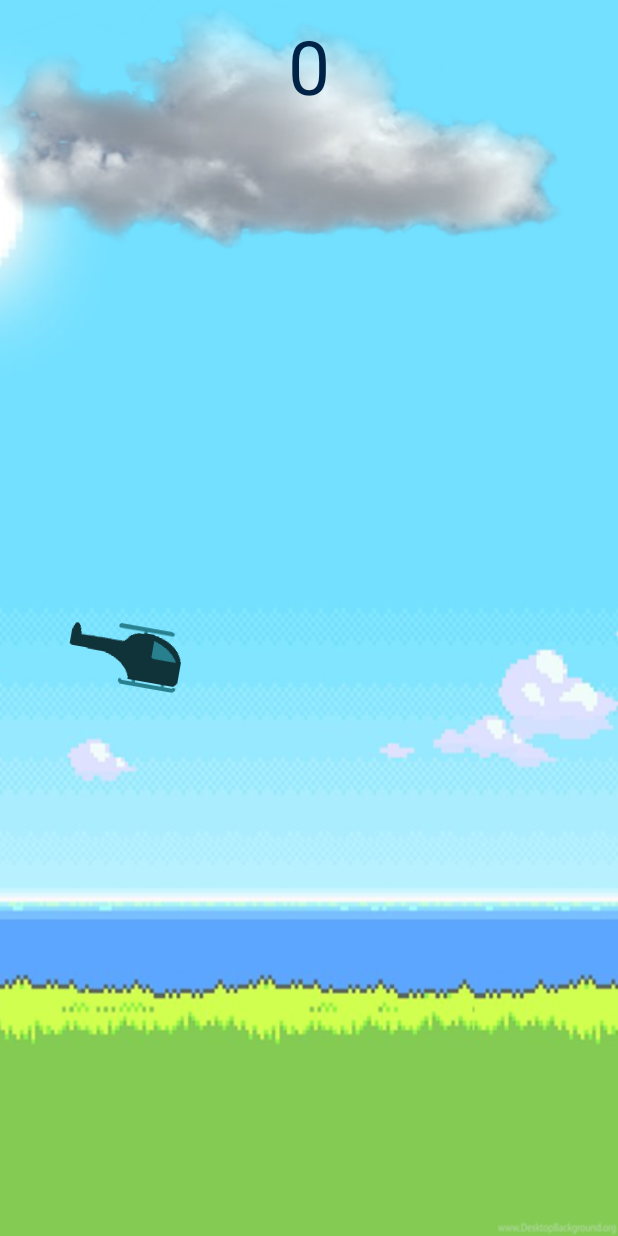
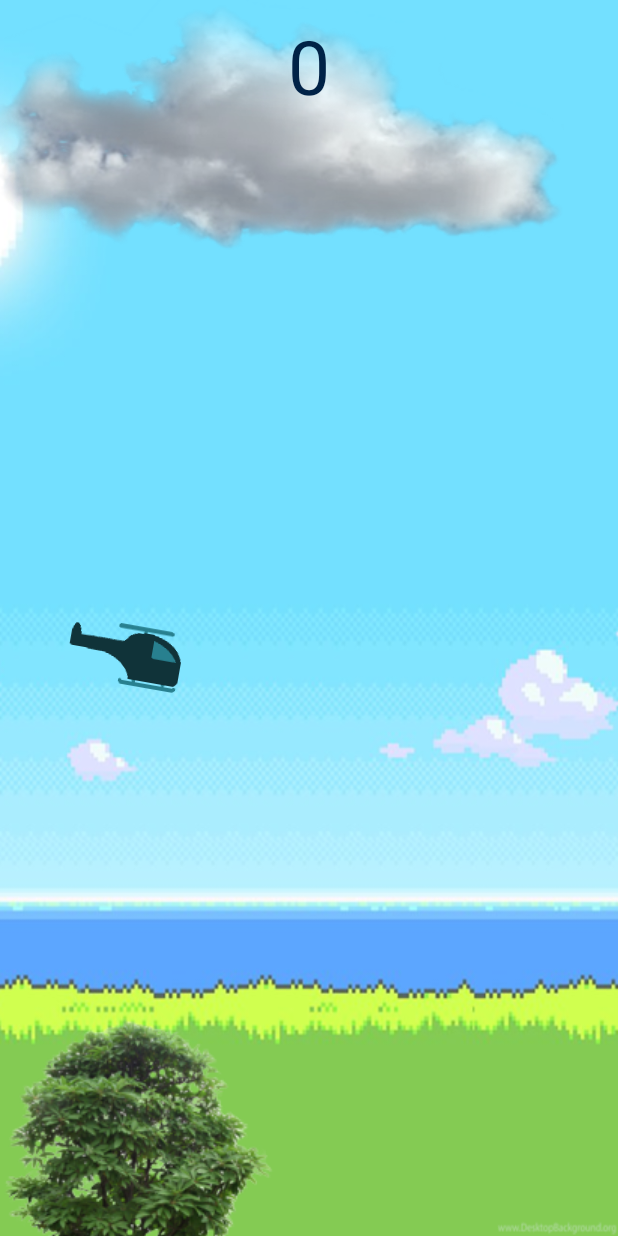
Before and after one commit to en3m3/Team08, an Android app: the screen it shows after launch (MainActivity), after a tap on "START", on a phone screen of 412 x 824 dp. Run offline under Robolectric (Android 15) with nearby library versions, the phone set to English and light mode, and no system bars.

Commit message:
changed image system

```diff
--- a/app/src/main/java/com/example/tapordie/Balloon.java
+++ b/app/src/main/java/com/example/tapordie/Balloon.java
@@ -3,13 +3,17 @@ package com.example.tapordie;
 import android.graphics.Bitmap;
 import android.graphics.Canvas;
 
+import java.util.ArrayList;
 import java.util.Random;
 
 public class Balloon extends BaseObject {
     public static int speed;
 
-    public Balloon(float x, float y, int width, int height) {
-        super(x, y, width, height);
+    public Balloon(ArrayList<Bitmap> balloonBitmap) {
+        this.width = balloonBitmap.get(0).getWidth();
+        this.height = balloonBitmap.get(0).getHeight();
+        setBm(balloonBitmap.get(0));
+        this.reset();
     }
 
     @Override
@@ -18,7 +22,7 @@ public class Balloon extends BaseObject {
             canvas.drawBitmap(this.bm, this.x, this.y, null);
             this.x -= speed;
             speed = 20 * Constants.SCREEN_WIDTH / 1080;
-            this.y += .5;
+            this.y -= .5;
         }
     }
 
--- a/app/src/main/java/com/example/tapordie/BaseObject.java
+++ b/app/src/main/java/com/example/tapordie/BaseObject.java
@@ -69,7 +69,9 @@ public class BaseObject {
         return new Rect((int)this.x, (int)this.y, (int)this.x + this.width, (int)this.y + this.height);
     }
 
-    public void reset(){}
+    public void reset(){
+        this.active = false;
+    }
     void activate(){
         setActive(true);
     }
--- a/app/src/main/java/com/example/tapordie/Chopper.java
+++ b/app/src/main/java/com/example/tapordie/Chopper.java
@@ -30,10 +30,10 @@ public class Chopper extends BaseObject {
         setHeight(100*Constants.SCREEN_HEIGHT/1980);
         setX(100*Constants.SCREEN_WIDTH/1080);
         setY(Constants.SCREEN_HEIGHT/2-getHeight()/2);
-        arrBms = new ArrayList<>();
+//        arrBms = new ArrayList<>();
 
         setArrBms(copterSelected);
-
+        this.reset();
     }
 
     public void draw(Canvas canvas) {
@@ -54,22 +54,6 @@ public class Chopper extends BaseObject {
                 break;
         }
 //        Log.d("state", this.state.toString());
-    }
-
-    private void drop() {
-//        this.drop += 0.6;
-//        this.drop += (monkeyNums)*0.3;
-//        this.drop += 0.1;
-//        this.drop = 0;
-//        this.y += this.drop;
-    }
-
-    public float getDrop() {
-        return drop;
-    }
-
-    public void setDrop(float drop) {
-        this.drop = drop;
     }
 
     public ArrayList<Bitmap> getArrBms() {
--- a/app/src/main/java/com/example/tapordie/Cloud.java
+++ b/app/src/main/java/com/example/tapordie/Cloud.java
@@ -1,11 +1,20 @@
 package com.example.tapordie;
 
+import android.graphics.Bitmap;
 import android.graphics.Canvas;
 
+import java.util.ArrayList;
+
 public class Cloud extends BackgroundObject{
-    public Cloud(int x, int y, int width, int height) {
+    public Cloud(ArrayList<Bitmap> cloudBitmap) {
         super();
+        this.width = cloudBitmap.get(0).getWidth();
+        this.height = cloudBitmap.get(0).getHeight();
+        setBm(cloudBitmap.get(0));
+        this.reset();
     }
+
+
 
     public void draw(Canvas canvas) {
         canvas.drawBitmap(this.getBm(), this.x, this.y, null);
--- a/app/src/main/java/com/example/tapordie/GameView.java
+++ b/app/src/main/java/com/example/tapordie/GameView.java
@@ -34,17 +34,15 @@ public class GameView extends View {
     private Context context;
 
     public ArrayList<Bitmap> copterOne;
+    public ArrayList<Bitmap> treeOne;
+    public ArrayList<Bitmap> balloonOne;
+    public ArrayList<Bitmap> cloudOne;
 
     public GameView (Context context, @Nullable AttributeSet attrs){
         super(context, attrs);
         this.context = context;
 
-        copterOne = new ArrayList<Bitmap>();
-        copterOne.add(BitmapFactory.decodeResource(this.getResources(), R.drawable.copter1));
-        copterOne.add(BitmapFactory.decodeResource(this.getResources(), R.drawable.copter2));
-        copterOne.add(BitmapFactory.decodeResource(this.getResources(), R.drawable.copter3));
-        copterOne.add(BitmapFactory.decodeResource(this.getResources(), R.drawable.copter2));
-
+        loadResources();
 
         SharedPreferences sp = context.getSharedPreferences("gamesetting", context.MODE_PRIVATE);
         if(sp != null) {
@@ -71,39 +69,22 @@ public class GameView extends View {
         initClouds();
         initChopper();
         initObstacles();
-        for (BackgroundObject bgObj:bgObjects) {
-            bgObj.reset();
-        }
-        for (BaseObject baseObj:arrObstacles) {
-            baseObj.reset();
-        }
-        chopper.reset();
+
         Log.i("weather available", "check value");
 
     }
 
     private void initClouds(){
         bgObjects = new ArrayList<>();
-        this.bgObjects.add(new Cloud(Constants.SCREEN_WIDTH, 0, 600 * Constants.SCREEN_WIDTH/1080, Constants.SCREEN_HEIGHT/2));
-        this.bgObjects.get(this.bgObjects.size()-1).setBm(BitmapFactory.decodeResource(this.getResources(), R.drawable.cloud));
-
+        this.bgObjects.add(new Cloud(cloudOne));
     }
 
     private void initObstacles() {
         arrObstacles = new ArrayList<>();
-
-        this.arrObstacles.add(new Tree(Constants.SCREEN_WIDTH,
-                0, 600 * Constants.SCREEN_WIDTH/1080, Constants.SCREEN_HEIGHT/2));
-        this.arrObstacles.get(this.arrObstacles.size()-1).setBm(BitmapFactory.decodeResource(this.getResources(), R.drawable.tree));
-        this.arrObstacles.add(new Tree(Constants.SCREEN_WIDTH,
-                0, 600 * Constants.SCREEN_WIDTH/1080, Constants.SCREEN_HEIGHT/2));
-        this.arrObstacles.get(this.arrObstacles.size()-1).setBm(BitmapFactory.decodeResource(this.getResources(), R.drawable.tree));
-        this.arrObstacles.add(new Balloon(Constants.SCREEN_WIDTH,
-                0, 600 * Constants.SCREEN_WIDTH/1080, Constants.SCREEN_HEIGHT/2));
-        this.arrObstacles.get(this.arrObstacles.size() -1).setBm(BitmapFactory.decodeResource(this.getResources(), R.drawable.balloon));
-        this.arrObstacles.add(new Balloon(Constants.SCREEN_WIDTH,
-                0, 600 * Constants.SCREEN_WIDTH/1080, Constants.SCREEN_HEIGHT/2));
-        this.arrObstacles.get(this.arrObstacles.size() -1).setBm(BitmapFactory.decodeResource(this.getResources(), R.drawable.balloon));
+        this.arrObstacles.add(new Tree(treeOne));
+        this.arrObstacles.add(new Tree(treeOne));
+        this.arrObstacles.add(new Balloon(balloonOne));
+        this.arrObstacles.add(new Balloon(balloonOne));
     }
 
     private void initChopper() {
@@ -134,9 +115,9 @@ public class GameView extends View {
                     MainActivity.rl_game_over.setVisibility(VISIBLE);
 
                 }
-                if(this.chopper.getX()+this.chopper.getWidth()>arrObstacles.get(i).getX()+arrObstacles.get(i).getWidth()/2
-                        && this.chopper.getX()+this.chopper.getWidth()<=arrObstacles.get(i).getX()+arrObstacles.get(i).getWidth()/2 + Pipe.speed
-                        && i<sumpipe/2){
+                //reset water pipes position if out of screen.
+                if(this.arrObstacles.get(i).getX() < -arrObstacles.get(i).getWidth()){
+                    this.arrObstacles.get(i).reset();
                     score++;
                     if(score > bestscore) {
                         bestscore = score;
@@ -146,10 +127,6 @@ public class GameView extends View {
                         editor.apply();
                     }
                     MainActivity.txt_score.setText(""+score);
-                }
-                //reset water pipes position if out of screen.
-                if(this.arrObstacles.get(i).getX() < -arrObstacles.get(i).getWidth()){
-                    this.arrObstacles.get(i).reset();
                     double rand = random();
                     this.arrObstacles.get(i).setX(Constants.SCREEN_WIDTH + ((float)rand * 2000));
                     this.setActivated(false);
@@ -157,9 +134,6 @@ public class GameView extends View {
                 this.arrObstacles.get(i).draw(canvas);
             }
         } else {
-            if(chopper.getY()>Constants.SCREEN_HEIGHT/2){
-                chopper.setDrop(-15*Constants.SCREEN_HEIGHT/1920);
-            }
             chopper.draw(canvas);
         }
         chopper.update();
@@ -189,4 +163,21 @@ public class GameView extends View {
         score = 0;
         Log.e("pause"," ");
     }
+
+    public void loadResources() {
+        copterOne = new ArrayList<Bitmap>();
+        copterOne.add(BitmapFactory.decodeResource(this.getResources(), R.drawable.copter1));
+        copterOne.add(BitmapFactory.decodeResource(this.getResources(), R.drawable.copter2));
+        copterOne.add(BitmapFactory.decodeResource(this.getResources(), R.drawable.copter3));
+        copterOne.add(BitmapFactory.decodeResource(this.getResources(), R.drawable.copter2));
+
+        treeOne = new ArrayList<Bitmap>();
+        treeOne.add(BitmapFactory.decodeResource(this.getResources(), R.drawable.tree));
+
+        balloonOne = new ArrayList<Bitmap>();
+        balloonOne.add(BitmapFactory.decodeResource(this.getResources(), R.drawable.balloon));
+
+        cloudOne = new ArrayList<Bitmap>();
+        cloudOne.add(BitmapFactory.decodeResource(this.getResources(), R.drawable.cloud));
+    }
 }
--- a/app/src/main/java/com/example/tapordie/Tree.java
+++ b/app/src/main/java/com/example/tapordie/Tree.java
@@ -3,13 +3,18 @@ package com.example.tapordie;
 import android.graphics.Bitmap;
 import android.graphics.Canvas;
 
+import java.util.ArrayList;
 import java.util.Random;
 
 public class Tree extends BaseObject {
     public static int speed;
 
-    public Tree(float x, float y, int width, int height) {
-        super(x, y, width, height);
+    public Tree(ArrayList<Bitmap> treeBitmap){
+        this.width = treeBitmap.get(0).getWidth();
+        this.height = treeBitmap.get(0).getHeight();
+        setBm(treeBitmap.get(0));
+
+        this.reset();
     }
     public void draw(Canvas canvas) {
         if(active) {
@@ -23,7 +28,7 @@ public class Tree extends BaseObject {
     @Override
     public void reset() {
         super.reset();
-        this.y = 0 - this.height + ((float)Math.random() * 100);
+        this.y = Constants.SCREEN_HEIGHT - ((float)Math.random() * 300);
     }
 
 
```
